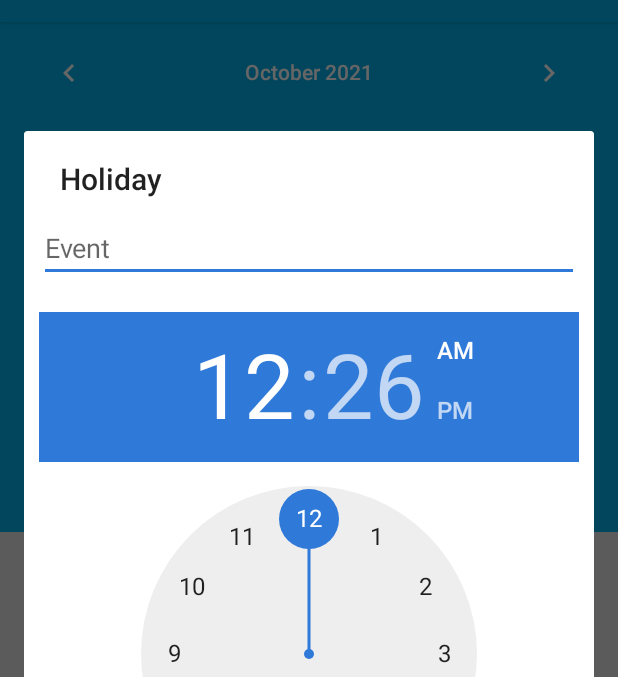
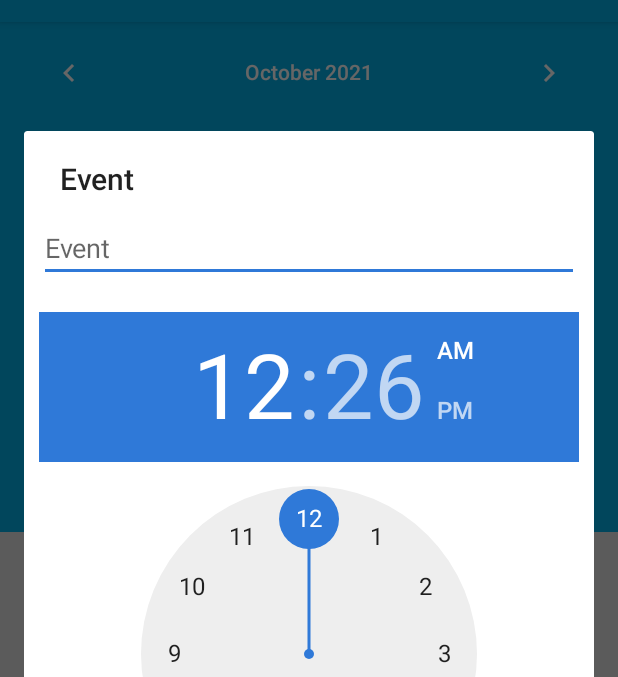
Before and after one commit to NovykovaNatalia/SmartNote, an Android app: the fragment EventsFragment shown on its own in the app's theme, after a tap on "Add", on a phone screen of 412 x 824 dp, the part 62-739 px from its top. Run offline under Robolectric (Android 15) with nearby library versions, the phone set to English and light mode, and no system bars.

Commit message:
rename Holiday -> Events

```diff
--- a/app/src/main/java/com/example/smartnote/ui/bank_account/BankAccountFragment.kt
+++ b/app/src/main/java/com/example/smartnote/ui/bank_account/BankAccountFragment.kt
@@ -15,12 +15,7 @@ import androidx.recyclerview.widget.LinearLayoutManager
 import androidx.recyclerview.widget.RecyclerView
 import com.example.smartnote.DataStoreHandler
 import com.example.smartnote.R
-import com.example.smartnote.ui.credentials.CredentialsFragment
-import com.example.smartnote.ui.holiday.HolidayFragment
-import com.example.smartnote.ui.sales.SalesFragment
 import com.example.smartnote.ui.settings.SettingsFragment
-import com.example.smartnote.ui.shopping.ShoppingFragment
-import com.example.smartnote.ui.text_note.TextNoteFragment
 import com.google.android.material.floatingactionbutton.FloatingActionButton
 
 class BankAccountFragment : Fragment() {
--- a/app/src/main/java/com/example/smartnote/ui/credentials/CredentialsFragment.kt
+++ b/app/src/main/java/com/example/smartnote/ui/credentials/CredentialsFragment.kt
@@ -14,12 +14,7 @@ import androidx.recyclerview.widget.LinearLayoutManager
 import androidx.recyclerview.widget.RecyclerView
 import com.example.smartnote.DataStoreHandler
 import com.example.smartnote.R
-import com.example.smartnote.ui.bank_account.BankAccountFragment
-import com.example.smartnote.ui.holiday.HolidayFragment
-import com.example.smartnote.ui.sales.SalesFragment
 import com.example.smartnote.ui.settings.SettingsFragment
-import com.example.smartnote.ui.shopping.ShoppingFragment
-import com.example.smartnote.ui.text_note.TextNoteFragment
 import com.google.android.material.floatingactionbutton.FloatingActionButton
 
 class CredentialsFragment : Fragment() {
--- a/app/src/main/java/com/example/smartnote/ui/holiday/CustomRecyclerAdapterHoliday.kt
+++ b/app/src/main/java/com/example/smartnote/ui/events/CustomRecyclerAdapterHoliday.kt
@@ -1,4 +1,4 @@
-package com.example.smartnote.ui.holiday
+package com.example.smartnote.ui.events
 
 import android.app.AlertDialog
 import android.content.Context
@@ -11,8 +11,8 @@ import androidx.recyclerview.widget.RecyclerView
 import com.example.smartnote.R
 import java.util.ArrayList
 
-class CustomAdapterHoliday(private val items: ArrayList<Holiday>) :
-        RecyclerView.Adapter<CustomAdapterHoliday.ViewHolder>() {
+class AdapterEvent(private val items: ArrayList<Event>) :
+        RecyclerView.Adapter<AdapterEvent.ViewHolder>() {
     lateinit var context: Context;
 
     companion object {
@@ -21,7 +21,7 @@ class CustomAdapterHoliday(private val items: ArrayList<Holiday>) :
 
     }
 
-    constructor(items: java.util.ArrayList<Holiday>, context: Context?) : this(items) {
+    constructor(items: java.util.ArrayList<Event>, context: Context?) : this(items) {
 
         if (context != null) {
             this.context = context
@@ -34,15 +34,15 @@ class CustomAdapterHoliday(private val items: ArrayList<Holiday>) :
         val time_tv: TextView
 
         init {
-            date_tv = view.findViewById(R.id.date_holiday_tv)
-            event_tv = view.findViewById(R.id.event_holiday_tv)
-            time_tv = view.findViewById(R.id.time_holiday_tv)
+            date_tv = view.findViewById(R.id.date_event_tv)
+            event_tv = view.findViewById(R.id.text_event_tv)
+            time_tv = view.findViewById(R.id.time_event_tv)
         }
     }
 
-    override fun onCreateViewHolder(parent: ViewGroup, viewType: Int): CustomAdapterHoliday.ViewHolder {
+    override fun onCreateViewHolder(parent: ViewGroup, viewType: Int): AdapterEvent.ViewHolder {
         val view = LayoutInflater.from(parent.context)
-                .inflate(R.layout.item_holiday, parent, false)
+                .inflate(R.layout.item_event, parent, false)
         return ViewHolder(view)
     }
 
@@ -50,7 +50,7 @@ class CustomAdapterHoliday(private val items: ArrayList<Holiday>) :
         return items.size
     }
 
-    override fun onBindViewHolder(holder: CustomAdapterHoliday.ViewHolder, position: Int) {
+    override fun onBindViewHolder(holder: AdapterEvent.ViewHolder, position: Int) {
         holder.run {
             event_tv.setText(items[position].event)
             date_tv.setText(items[position].date_ev)
--- a/app/src/main/java/com/example/smartnote/ui/holiday/Holiday.kt
+++ b/app/src/main/java/com/example/smartnote/ui/events/Event.kt
@@ -1,8 +1,8 @@
-package com.example.smartnote.ui.holiday
+package com.example.smartnote.ui.events
 
 import java.io.Serializable
 
-class Holiday : Serializable {
+class Event : Serializable {
     lateinit var date_ev: String
     lateinit var event: String
     lateinit var time: String
--- a/app/src/main/java/com/example/smartnote/ui/holiday/HolidayFragment.kt
+++ b/app/src/main/java/com/example/smartnote/ui/events/EventsFragment.kt
@@ -1,46 +1,32 @@
-package com.example.smartnote.ui.holiday
+package com.example.smartnote.ui.events
 
 import android.annotation.SuppressLint
 import android.app.AlertDialog
 import android.content.Intent
-import android.os.Build
 import android.os.Bundle
-import android.os.Handler
-import android.util.Log
 import android.view.*
-import android.view.animation.AnimationUtils
 import android.widget.*
-import androidx.core.graphics.drawable.toBitmap
 import androidx.fragment.app.Fragment
-import androidx.fragment.app.FragmentManager
-import androidx.fragment.app.FragmentTransaction
-import androidx.palette.graphics.Palette
 import androidx.recyclerview.widget.LinearLayoutManager
 import androidx.recyclerview.widget.RecyclerView
 import com.example.smartnote.DataStoreHandler
 import com.example.smartnote.R
-import com.example.smartnote.ui.bank_account.BankAccountFragment
-import com.example.smartnote.ui.credentials.CredentialsFragment
-import com.example.smartnote.ui.sales.SalesFragment
-import com.example.smartnote.ui.settings.SettingsFragment
-import com.example.smartnote.ui.shopping.ShoppingFragment
-import com.example.smartnote.ui.text_note.TextNoteFragment
 import com.google.android.material.appbar.CollapsingToolbarLayout
 import java.text.DateFormat
 import java.util.*
 
 
-class HolidayFragment : Fragment() {
+class EventsFragment : Fragment() {
     lateinit var calendarView: CalendarView
-    lateinit var recyclerViwHoliday: RecyclerView
-    lateinit var cardListHoliday: ArrayList<Holiday>
-    lateinit var customAdapterHoliday: CustomAdapterHoliday
+    lateinit var recyclerViwEvents: RecyclerView
+    lateinit var cardListEvent: ArrayList<Event>
+    lateinit var adapterEvent: AdapterEvent
     lateinit var event: EditText
     lateinit var time_tv: TextView
     lateinit var date_tv: TextView
     lateinit var event_tv: TextView
-    lateinit var saveActionButtonHoliday: Button
-    lateinit var cancelActionButtonHoliday: Button
+    lateinit var actionButtonSaveEvent: Button
+    lateinit var actionButtonCancelEvent: Button
     lateinit var collapsing_toolbar: CollapsingToolbarLayout
     lateinit var date_ev: String
     lateinit var inflater:LayoutInflater
@@ -56,30 +42,29 @@ class HolidayFragment : Fragment() {
             container: ViewGroup?,
             savedInstanceState: Bundle?
     ): View? {
-        cardListHoliday = DataStoreHandler.holidays
+        cardListEvent = DataStoreHandler.events
         this.inflater = inflater
         if (container != null) {
             this.container = container
         }
 
-        val root = inflater.inflate(R.layout.fragment_holiday, container, false)
+        val root = inflater.inflate(R.layout.fragment_event, container, false)
 
         calendarView = root.findViewById(R.id.calendarView)
         collapsing_toolbar = root.findViewById(R.id.collapsing_toolbar)
         event_day = root.findViewById(R.id.event_day)
         event_week = root.findViewById(R.id.event_week)
         event_month = root.findViewById(R.id.event_month)
-//        time_picker = root.findViewById(R.id.timePicker1)
         toolbarTextAppernce()
 
-        recyclerViwHoliday = root.findViewById(R.id.recyclerViewHoliday)
-        recyclerViwHoliday.layoutManager =
+        recyclerViwEvents = root.findViewById(R.id.recyclerViewEvents)
+        recyclerViwEvents.layoutManager =
                 LinearLayoutManager(context, LinearLayout.VERTICAL, false)
 
-        customAdapterHoliday = CustomAdapterHoliday(cardListHoliday, context)
+        adapterEvent = AdapterEvent(cardListEvent, context)
 
-        recyclerViwHoliday.adapter = customAdapterHoliday
-        customAdapterHoliday.notifyDataSetChanged()
+        recyclerViwEvents.adapter = adapterEvent
+        adapterEvent.notifyDataSetChanged()
         return root
     }
 
@@ -95,22 +80,14 @@ class HolidayFragment : Fragment() {
 
     override fun onOptionsItemSelected(item: MenuItem): Boolean {
         var id = item.itemId
-//        if (id == R.id.settings) {
-//            val fragmentManager: FragmentManager = activity?.supportFragmentManager!!
-//            val fragmentTransaction: FragmentTransaction = fragmentManager.beginTransaction()
-//            val setFragment = SettingsFragment()
-//            fragmentTransaction.replace(R.id.settings, setFragment)
-//            fragmentTransaction.addToBackStack(null);
-//            fragmentTransaction.commit();
-//            return true
-//        }
+
         if (id == R.id.share) {
             val currentFragment = activity?.supportFragmentManager!!.fragments.first().childFragmentManager.fragments.first()
             when (currentFragment) {
-                is HolidayFragment -> {
+                is EventsFragment -> {
                     val shareIntent = Intent(Intent.ACTION_SEND)
                     shareIntent.type = "text/plain"
-                    var sharStr = DataStoreHandler.holidays.toString()
+                    var sharStr = DataStoreHandler.events.toString()
                     sharStr = sharStr.replace('[', ' ')
                     sharStr = sharStr.replace(']', ' ')
                     sharStr = sharStr.replace(",", "")
@@ -125,9 +102,9 @@ class HolidayFragment : Fragment() {
         if (id == R.id.delete) {
             val currentFragment = activity?.supportFragmentManager!!.fragments.first().childFragmentManager.fragments.first()
             when (currentFragment) {
-                is HolidayFragment -> {
-                    DataStoreHandler.holidays.removeAll(DataStoreHandler.holidays)
-                    currentFragment.customAdapterHoliday.notifyDataSetChanged()
+                is EventsFragment -> {
+                    DataStoreHandler.events.removeAll(DataStoreHandler.events)
+                    currentFragment.adapterEvent.notifyDataSetChanged()
                     DataStoreHandler.saveArrayListNotes()
                 }
             }
@@ -135,26 +112,27 @@ class HolidayFragment : Fragment() {
         }
 
         if (id == R.id.add) {
-            val mDialogViewHoliday = inflater.inflate(R.layout.holiday_dialog, container, false)
-            val mItemViewHoliday = inflater.inflate(R.layout.item_holiday, container, false)
-            event = mDialogViewHoliday.findViewById(R.id.event)
-            time_tv = mItemViewHoliday.findViewById(R.id.time_holiday_tv)
-            time_picker = mDialogViewHoliday.findViewById(R.id.timePicker1)
-            date_tv = mItemViewHoliday.findViewById(R.id.date_holiday_tv)
-            event_tv = mItemViewHoliday.findViewById(R.id.event_holiday_tv)
+            val dialogViewEvemt = inflater.inflate(R.layout.event_dialog, container, false)
+            val itemViewEvent = inflater.inflate(R.layout.item_event, container, false)
+            event = dialogViewEvemt.findViewById(R.id.event)
+            time_tv = itemViewEvent.findViewById(R.id.time_event_tv)
+            time_picker = dialogViewEvemt.findViewById(R.id.timePicker)
+            OnClickTime()
+            date_tv = itemViewEvent.findViewById(R.id.date_event_tv)
+            event_tv = itemViewEvent.findViewById(R.id.text_event_tv)
 
             val mBuilder = AlertDialog.Builder(context)
-                    .setView(mDialogViewHoliday)
-                    .setTitle("Holiday")
+                    .setView(dialogViewEvemt)
+                    .setTitle("Event")
             val mAlertDialog = mBuilder.show()
 
-            cancelActionButtonHoliday = mDialogViewHoliday.findViewById(R.id.cancel_dialog_holiday)
-            saveActionButtonHoliday = mDialogViewHoliday.findViewById<Button>(R.id.save_dialog_holiday);
+            actionButtonCancelEvent = dialogViewEvemt.findViewById(R.id.cancel_dialog_event)
+            actionButtonSaveEvent = dialogViewEvemt.findViewById<Button>(R.id.save_dialog_event);
 
-            saveActionButtonHoliday.setOnClickListener {
+            actionButtonSaveEvent.setOnClickListener {
                 mAlertDialog.dismiss()
                 if (event.text.isNotEmpty() && time_tv.text.isNotEmpty()) {
-                    var cardHoliday = Holiday()
+                    var newEvent = Event()
 
                     val calendar = Calendar.getInstance()
                     val dateFormatter = DateFormat.getDateInstance(DateFormat.MEDIUM)
@@ -165,17 +143,17 @@ class HolidayFragment : Fragment() {
                     }
                     date_ev = dateFormatter.format(calendarView.date)
 
-                    cardHoliday.event = event.text.toString()
-                    cardHoliday.date_ev = date_ev
-                    cardHoliday.time = time_tv.text.toString()
-                    cardListHoliday.add(cardHoliday)
+                    newEvent.event = event.text.toString()
+                    newEvent.date_ev = date_ev
+                    newEvent.time = time_tv.text.toString()
+                    cardListEvent.add(newEvent)
                 } else {
                     Toast.makeText(context, "Put values!", Toast.LENGTH_LONG).show()
                 }
-                customAdapterHoliday.notifyDataSetChanged()
+                adapterEvent.notifyDataSetChanged()
 
             }
-            cancelActionButtonHoliday.setOnClickListener() {
+            actionButtonCancelEvent.setOnClickListener() {
                 mAlertDialog.dismiss()
             }
 
@@ -185,22 +163,6 @@ class HolidayFragment : Fragment() {
         return super.onOptionsItemSelected(item)
     }
 
-
-
-    private fun dynamicToolbarColor() {
-
-        val bitmap = calendarView.background.toBitmap()
-
-
-        Palette.from(bitmap).generate { palette ->
-            collapsing_toolbar.setContentScrimColor(palette!!.getMutedColor(R.attr.colorPrimary))
-            collapsing_toolbar.setStatusBarScrimColor(palette.getMutedColor(R.attr.colorPrimaryDark))
-            if (Build.VERSION.SDK_INT >= Build.VERSION_CODES.LOLLIPOP) {
-                activity?.window?.statusBarColor = palette.getMutedColor(R.attr.colorPrimaryDark)
-            }
-        }
-    }
-
     private fun toolbarTextAppernce() {
         collapsing_toolbar.setCollapsedTitleTextAppearance(R.style.collapsedappbar)
         collapsing_toolbar.setExpandedTitleTextAppearance(R.style.expandedappbar)
@@ -208,23 +170,24 @@ class HolidayFragment : Fragment() {
 
     private fun OnClickTime() {
 
-        time_picker.setOnTimeChangedListener { _, hour, minute -> var hour = hour
+        time_picker.setOnTimeChangedListener { _, hour, minute ->
+            var hour = hour
             var am_pm = ""
             // AM_PM decider logic
             when {hour == 0 -> { hour += 12
                 am_pm = "AM"
             }
-                hour == 12 -> am_pm = "PM"
-                hour > 12 -> { hour -= 12
-                    am_pm = "PM"
-                }
+            hour == 12 -> am_pm = "PM"
+            hour > 12 -> { hour -= 12
+                am_pm = "PM"
+            }
                 else -> am_pm = "AM"
             }
             if (time_tv != null) {
                 val hour = if (hour < 10) "0" + hour else hour
                 val min = if (minute < 10) "0" + minute else minute
                 // display format of time
-                val msg = "Time is: $hour : $min $am_pm"
+                val msg = "$hour : $min $am_pm"
                 time_tv.text = msg
                 time_tv.visibility = ViewGroup.VISIBLE
             }
--- a/app/src/main/java/com/example/smartnote/ui/sales/SalesFragment.kt
+++ b/app/src/main/java/com/example/smartnote/ui/sales/SalesFragment.kt
@@ -14,12 +14,7 @@ import androidx.recyclerview.widget.LinearLayoutManager
 import androidx.recyclerview.widget.RecyclerView
 import com.example.smartnote.DataStoreHandler
 import com.example.smartnote.R
-import com.example.smartnote.ui.bank_account.BankAccountFragment
-import com.example.smartnote.ui.credentials.CredentialsFragment
-import com.example.smartnote.ui.holiday.HolidayFragment
 import com.example.smartnote.ui.settings.SettingsFragment
-import com.example.smartnote.ui.shopping.ShoppingFragment
-import com.example.smartnote.ui.text_note.TextNoteFragment
 import com.google.android.material.floatingactionbutton.FloatingActionButton
 
 class SalesFragment : Fragment() {
--- a/app/src/main/java/com/example/smartnote/ui/shopping/ShoppingFragment.kt
+++ b/app/src/main/java/com/example/smartnote/ui/shopping/ShoppingFragment.kt
@@ -10,7 +10,6 @@ import android.util.Log
 import android.view.*
 import android.view.animation.AnimationUtils
 import android.widget.*
-import androidx.core.view.isVisible
 import androidx.fragment.app.Fragment
 import androidx.fragment.app.FragmentManager
 import androidx.fragment.app.FragmentTransaction
@@ -18,12 +17,7 @@ import androidx.recyclerview.widget.LinearLayoutManager
 import androidx.recyclerview.widget.RecyclerView
 import com.example.smartnote.DataStoreHandler
 import com.example.smartnote.R
-import com.example.smartnote.ui.bank_account.BankAccountFragment
-import com.example.smartnote.ui.credentials.CredentialsFragment
-import com.example.smartnote.ui.holiday.HolidayFragment
-import com.example.smartnote.ui.sales.SalesFragment
 import com.example.smartnote.ui.settings.SettingsFragment
-import com.example.smartnote.ui.text_note.TextNoteFragment
 import java.util.*
 import kotlin.collections.ArrayList
 
--- a/app/src/main/java/com/example/smartnote/ui/text_note/TextNoteFragment.kt
+++ b/app/src/main/java/com/example/smartnote/ui/text_note/TextNoteFragment.kt
@@ -6,7 +6,6 @@ import android.app.AlertDialog
 import android.content.Intent
 import android.os.Bundle
 import android.speech.RecognizerIntent
-import android.util.Log
 import android.view.*
 import androidx.fragment.app.Fragment
 import android.view.animation.AnimationUtils
@@ -17,12 +16,7 @@ import androidx.recyclerview.widget.LinearLayoutManager
 import androidx.recyclerview.widget.RecyclerView
 import com.example.smartnote.DataStoreHandler
 import com.example.smartnote.R
-import com.example.smartnote.ui.bank_account.BankAccountFragment
-import com.example.smartnote.ui.credentials.CredentialsFragment
-import com.example.smartnote.ui.holiday.HolidayFragment
-import com.example.smartnote.ui.sales.SalesFragment
 import com.example.smartnote.ui.settings.SettingsFragment
-import com.example.smartnote.ui.shopping.ShoppingFragment
 import com.google.android.material.floatingactionbutton.FloatingActionButton
 import java.util.*
 import kotlin.collections.ArrayList
--- a/app/src/main/res/layout/holiday_dialog.xml
+++ b/app/src/main/res/layout/event_dialog.xml
@@ -17,13 +17,13 @@
             android:hint="Event" />
     </LinearLayout>
     <LinearLayout
-        android:id="@+id/line_one_holiday"
+        android:id="@+id/line_one_event"
         android:layout_width="match_parent"
         android:layout_height="wrap_content"
         android:orientation="horizontal">
 
         <TimePicker
-            android:id="@+id/timePicker1"
+            android:id="@+id/timePicker"
             android:layout_width="wrap_content"
             android:layout_height="wrap_content"
             android:layout_centerHorizontal="true"
@@ -40,22 +40,22 @@
         android:orientation="horizontal">
 
         <Button
-            android:id="@+id/save_dialog_holiday"
+            android:id="@+id/save_dialog_event"
             android:layout_width="100dp"
             android:layout_height="wrap_content"
             android:layout_margin="10dp"
             android:text="Save"
-            app:layout_constraintEnd_toStartOf="@+id/cancel_dialog_holiday"
+            app:layout_constraintEnd_toStartOf="@+id/cancel_dialog_event"
             app:layout_constraintHorizontal_bias="0.346"
             app:layout_constraintStart_toStartOf="parent"
             tools:layout_editor_absoluteY="4dp"
             tools:ignore="MissingConstraints" />
 
         <Button
-            android:id="@+id/cancel_dialog_holiday"
+            android:id="@+id/cancel_dialog_event"
             android:layout_width="100dp"
             android:layout_height="wrap_content"
-            android:layout_toRightOf="@+id/save_dialog_holiday"
+            android:layout_toRightOf="@+id/save_dialog_event"
             android:text="Cancel"
             android:layout_marginLeft="20dp"
             app:layout_constraintEnd_toEndOf="parent"
--- a/app/src/main/res/layout/fragment_holiday.xml
+++ b/app/src/main/res/layout/fragment_event.xml
@@ -30,30 +30,44 @@
           android:layout_height="30dp"
           android:layout_marginTop="10dp"
           android:layout_below="@+id/app_bar_layout"
-          app:layout_anchor="@+id/toolbar_holiday"
+          app:layout_anchor="@+id/toolbar_event"
           app:layout_anchorGravity="top|center">
+
+         <TextView
+             android:id="@+id/event_all"
+             android:layout_width="wrap_content"
+             android:layout_height="wrap_content"
+             android:layout_marginLeft="35dp"
+             android:layout_weight="1"
+             android:text="All" />
 
          <TextView
              android:id="@+id/event_day"
              android:layout_width="wrap_content"
              android:layout_height="wrap_content"
-             android:layout_marginLeft="35dp"
              android:layout_weight="1"
-             android:text="Event Day" />
+             android:text="Day" />
 
          <TextView
              android:id="@+id/event_week"
              android:layout_width="wrap_content"
              android:layout_height="wrap_content"
              android:layout_weight="1"
-             android:text="Event Week" />
+             android:text="Week" />
 
          <TextView
              android:id="@+id/event_month"
              android:layout_width="wrap_content"
              android:layout_height="wrap_content"
              android:layout_weight="1"
-             android:text="Event Month" />
+             android:text="Month" />
+
+         <TextView
+             android:id="@+id/event_custom"
+             android:layout_width="wrap_content"
+             android:layout_height="wrap_content"
+             android:layout_weight="1"
+             android:text="Custom" />
       </LinearLayout>
 
 
@@ -69,7 +83,7 @@
 
 
       <androidx.recyclerview.widget.RecyclerView
-          android:id="@+id/recyclerViewHoliday"
+          android:id="@+id/recyclerViewEvents"
           android:layout_width="match_parent"
           android:layout_height="wrap_content"/>
 
@@ -77,7 +91,7 @@
    </androidx.core.widget.NestedScrollView>
 
    <androidx.appcompat.widget.Toolbar
-       android:id="@+id/toolbar_holiday"
+       android:id="@+id/toolbar_event"
        android:layout_width="match_parent"
        android:layout_height="?attr/actionBarSize"
        app:layout_anchor="@+id/app_bar_layout"
--- a/app/src/main/res/menu/activity_main_drawer.xml
+++ b/app/src/main/res/menu/activity_main_drawer.xml
@@ -12,9 +12,9 @@
                 android:icon="@drawable/shopping_cart"
                 android:title="Shoppings" />
             <item
-                android:id="@+id/holidays"
+                android:id="@+id/events"
                 android:icon="@drawable/ic_baseline_cake"
-                android:title="Holidays" />
+                android:title="Events" />
             <item
                 android:id="@+id/bankAccounts"
                 android:icon="@drawable/ic_baseline_credit_card_24"
--- a/app/src/main/res/menu/drawer_menu.xml
+++ b/app/src/main/res/menu/drawer_menu.xml
@@ -9,8 +9,8 @@
         <item android:id="@+id/shopping"
             android:title="Shoppings"
             android:icon="@drawable/shopping_cart"/>
-        <item android:id="@+id/holidays"
-            android:title="Holidays"
+        <item android:id="@+id/events"
+            android:title="Events"
             android:icon="@drawable/ic_baseline_cake"/>
         <item android:id="@+id/bankAccounts"
             android:title="Bank Accounts"
--- a/app/src/main/res/navigation/mobile_navigation.xml
+++ b/app/src/main/res/navigation/mobile_navigation.xml
@@ -6,10 +6,10 @@
     app:startDestination="@+id/shopping">
 
     <fragment
-        android:id="@+id/holidays"
-        android:name="com.example.smartnote.ui.holiday.HolidayFragment"
-        android:label="@string/menu_holiday"
-        tools:layout="@layout/fragment_holiday" />
+        android:id="@+id/events"
+        android:name="com.example.smartnote.ui.events.EventsFragment"
+        android:label="@string/menu_events"
+        tools:layout="@layout/fragment_event" />
 
     <fragment
         android:id="@+id/shopping"
--- a/app/src/main/res/values/strings.xml
+++ b/app/src/main/res/values/strings.xml
@@ -7,7 +7,7 @@
     <string name="nav_header_desc">Navigation header</string>
     <string name="action_settings">Settings</string>
 
-    <string name="menu_holiday">Holiday</string>
+    <string name="menu_events">Events</string>
     <string name="myKey">dnov_key</string>
     <string name="menu_shopping">Shopping</string>
     <string name="menu_settings">Settings</string>
```
Also changed, not shown: app/src/main/java/com/example/smartnote/DataStoreHandler.kt (+10 -10 lines), app/src/main/java/com/example/smartnote/MainActivity.kt (+2 -16 lines), app/src/main/res/layout/item_event.xml (renamed from app/src/main/res/layout/item_holiday.xml, +13 -7 lines).
